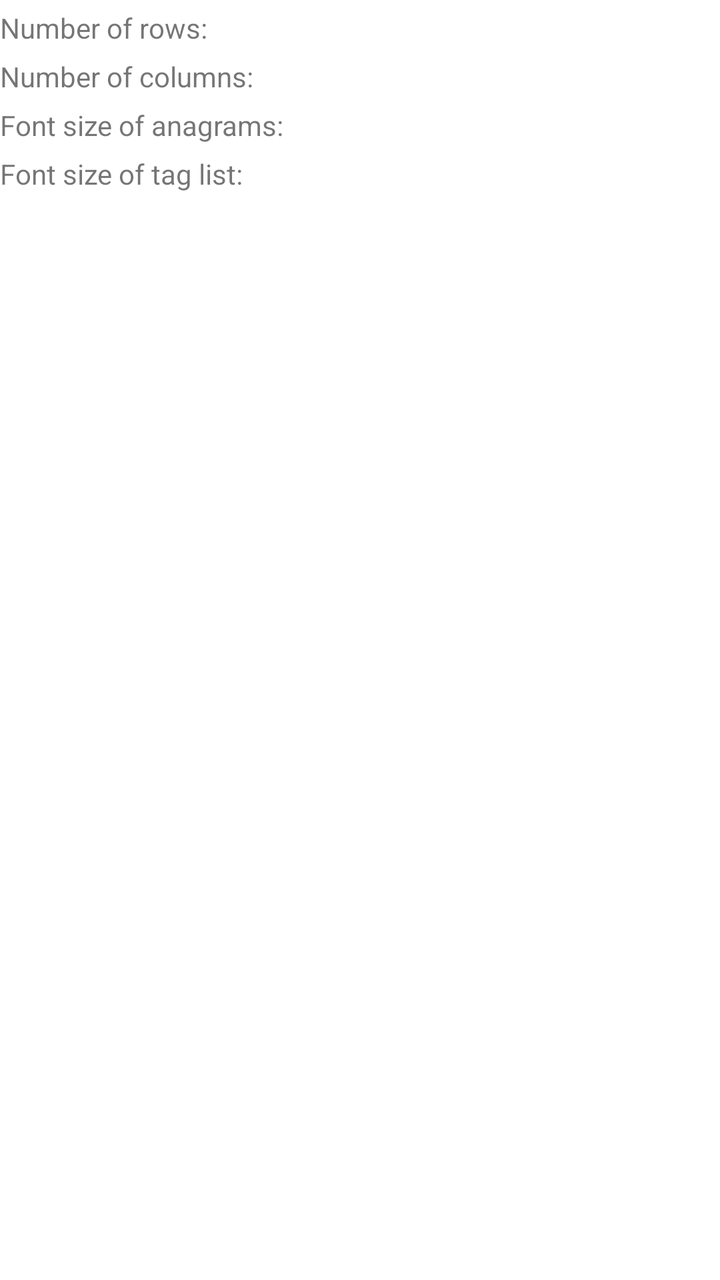
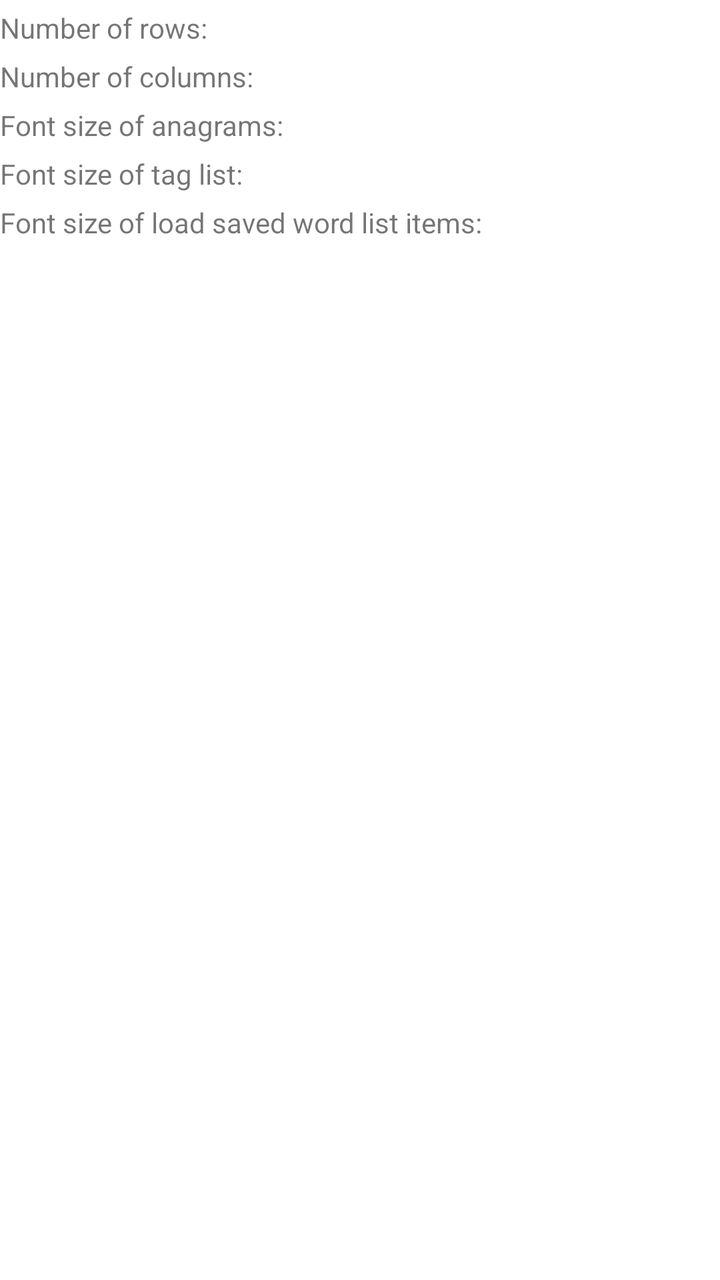

Two renders of the same Android screen: before a commit and after it. Below are the layout's source before the change and the commit's diff.
<!-- AndroidManifest.xml: application theme Theme.WordQuiz -->
<!-- res/layout/zoom.xml -->
<?xml version="1.0" encoding="utf-8"?>
<LinearLayout xmlns:android="http://schemas.android.com/apk/res/android"
    android:orientation="vertical"
    android:layout_width="match_parent"
    android:layout_height="match_parent">
    <LinearLayout
        android:orientation="horizontal"
        android:layout_width="match_parent"
        android:layout_height="wrap_content">
        <TextView
            android:text="Number of rows:"
            android:layout_width="wrap_content"
            android:layout_height="wrap_content">
        </TextView>
        <EditText
            android:id="@+id/edittext12"
            android:inputType="number"
            android:layout_width="wrap_content"
            android:layout_height="wrap_content"
            android:background="@drawable/rectangle">
        </EditText>
    </LinearLayout>
    <LinearLayout
        android:orientation="horizontal"
        android:layout_width="match_parent"
        android:layout_height="wrap_content">
        <TextView
            android:text="Number of columns:"
            android:layout_width="wrap_content"
            android:layout_height="wrap_content">
        </TextView>
        <EditText
            android:id="@+id/edittext13"
            android:inputType="number"
            android:layout_width="wrap_content"
            android:layout_height="wrap_content"
            android:background="@drawable/rectangle">
        </EditText>
    </LinearLayout>
    <LinearLayout
        android:orientation="horizontal"
        android:layout_width="match_parent"
        android:layout_height="wrap_content">
        <TextView
            android:text="Font size of anagrams:"
            android:layout_width="wrap_content"
            android:layout_height="wrap_content">
        </TextView>
        <EditText
            android:id="@+id/edittext14"
            android:inputType="number"
            android:layout_width="wrap_content"
            android:layout_height="wrap_content"
            android:background="@drawable/rectangle">
        </EditText>
    </LinearLayout>
    <LinearLayout
        android:orientation="horizontal"
        android:layout_width="match_parent"
        android:layout_height="wrap_content">
        <TextView
            android:text="Font size of tag list:"
            android:layout_width="wrap_content"
            android:layout_height="wrap_content">
        </TextView>
        <EditText
            android:id="@+id/edittext30"
            android:inputType="number"
            android:layout_width="wrap_content"
            android:layout_height="wrap_content"
            android:background="@drawable/rectangle">
        </EditText>
    </LinearLayout>
</LinearLayout>
<!-- resources referenced by this layout -->
<resources>
  <!-- drawable rectangle (drawable) -->
  <?xml version="1.0" encoding="utf-8"?>
  <shape xmlns:android="http://schemas.android.com/apk/res/android">
      <stroke
          android:width="1dp"
          android:color="@color/gray"/>
  </shape>
  <style name="Theme.WordQuiz" parent="Theme.MaterialComponents.DayNight.NoActionBar">
          
          <item name="colorPrimary">@color/purple_500</item>
          <item name="colorPrimaryVariant">@color/purple_700</item>
          <item name="colorOnPrimary">@color/white</item>
          
          <item name="colorSecondary">@color/teal_200</item>
          <item name="colorSecondaryVariant">@color/teal_700</item>
          <item name="colorOnSecondary">@color/black</item>
          
          <item name="android:statusBarColor" tools:targetApi="l">?attr/colorPrimaryVariant</item>
          
      </style>
  <color name="gray">#FF808080</color>
  <color name="purple_500">#FF6200EE</color>
  <color name="purple_700">#FF3700B3</color>
  <color name="white">#FFFFFFFF</color>
  <color name="teal_200">#FF03DAC5</color>
  <color name="teal_700">#FF018786</color>
  <color name="black">#FF000000</color>
</resources>

<!-- the commit's change to res/layout/zoom.xml (unified diff, before → after) -->
@@ -71,4 +71,21 @@
             android:background="@drawable/rectangle">
         </EditText>
     </LinearLayout>
+    <LinearLayout
+        android:orientation="horizontal"
+        android:layout_width="match_parent"
+        android:layout_height="wrap_content">
+        <TextView
+            android:text="Font size of load saved word list items:"
+            android:layout_width="wrap_content"
+            android:layout_height="wrap_content">
+        </TextView>
+        <EditText
+            android:id="@+id/edittext38"
+            android:inputType="number"
+            android:layout_width="wrap_content"
+            android:layout_height="wrap_content"
+            android:background="@drawable/rectangle">
+        </EditText>
+    </LinearLayout>
 </LinearLayout>
